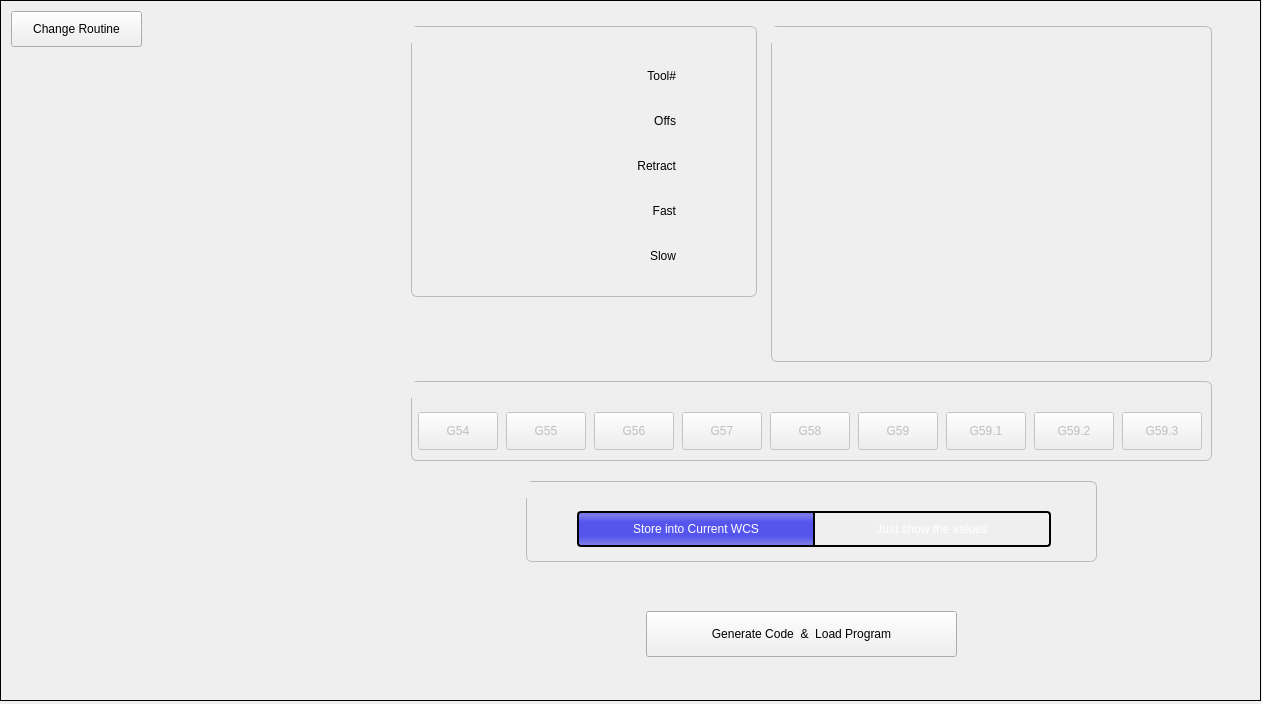
85vmh/mindovercncmill, file mindovercncmill/widgets/probe_wizard_widget.ui: the form before one commit.
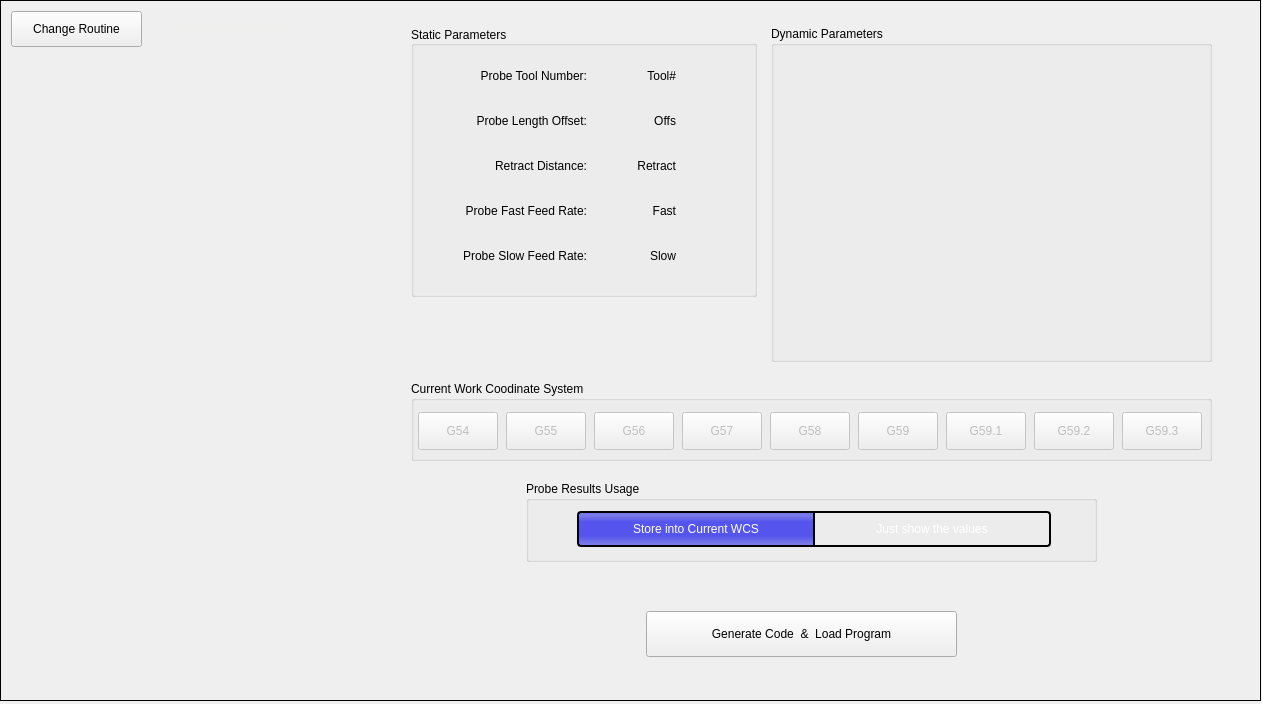
The form after the commit. The open tabs and pages were chosen to show the change. Icons and pictures are not drawn. Custom widgets are drawn as their Qt base class.

Commit message: after font changes

```diff
--- a/mindovercncmill/widgets/probe_wizard_widget.ui
+++ b/mindovercncmill/widgets/probe_wizard_widget.ui
@@ -764,16 +764,6 @@
        <height>271</height>
       </rect>
      </property>
-     <property name="styleSheet">
-      <string notr="true">QGroupBox{
-    color: rgb(238, 238, 236);
-	font: 14pt &quot;Bebas Kai&quot;;
-	border-style: solid;
-    border-color: rgb(186, 189, 182);
-    border-width: 1px;
-    border-radius: 6px;
-}</string>
-     </property>
      <property name="title">
       <string>Static Parameters</string>
      </property>
@@ -789,12 +779,6 @@
         <height>30</height>
        </rect>
       </property>
-      <property name="styleSheet">
-       <string notr="true">QLabel{
-    color: rgb(238, 238, 236);
-	font: 14pt &quot;Bebas Kai&quot;;
-}</string>
-      </property>
       <property name="text">
        <string>Probe Fast Feed Rate:</string>
       </property>
@@ -811,12 +795,6 @@
         <height>30</height>
        </rect>
       </property>
-      <property name="styleSheet">
-       <string notr="true">QLabel{
-    color: rgb(238, 238, 236);
-	font: 14pt &quot;Bebas Kai&quot;;
-}</string>
-      </property>
       <property name="text">
        <string>Probe Slow Feed Rate:</string>
       </property>
@@ -998,12 +976,6 @@
         <height>30</height>
        </rect>
       </property>
-      <property name="styleSheet">
-       <string notr="true">QLabel{
-    color: rgb(238, 238, 236);
-	font: 14pt &quot;Bebas Kai&quot;;
-}</string>
-      </property>
       <property name="text">
        <string>Probe Length Offset:</string>
       </property>
@@ -1020,12 +992,6 @@
         <height>30</height>
        </rect>
       </property>
-      <property name="styleSheet">
-       <string notr="true">QLabel{
-    color: rgb(238, 238, 236);
-	font: 14pt &quot;Bebas Kai&quot;;
-}</string>
-      </property>
       <property name="text">
        <string>Probe Tool Number:</string>
       </property>
@@ -1042,12 +1008,6 @@
         <height>30</height>
        </rect>
       </property>
-      <property name="styleSheet">
-       <string notr="true">QLabel{
-    color: rgb(238, 238, 236);
-	font: 14pt &quot;Bebas Kai&quot;;
-}</string>
-      </property>
       <property name="text">
        <string>Retract Distance:</string>
       </property>
@@ -1201,16 +1161,6 @@
        <height>336</height>
       </rect>
      </property>
-     <property name="styleSheet">
-      <string notr="true">QGroupBox{
-    color: rgb(238, 238, 236);
-	font: 14pt &quot;Bebas Kai&quot;;
-	border-style: solid;
-    border-color: rgb(186, 189, 182);
-    border-width: 1px;
-    border-radius: 6px;
-}</string>
-     </property>
      <property name="title">
       <string>Dynamic Parameters</string>
      </property>
@@ -1241,16 +1191,6 @@
        <height>80</height>
       </rect>
      </property>
-     <property name="styleSheet">
-      <string notr="true">QGroupBox{
-    color: rgb(238, 238, 236);
-	font: 14pt &quot;Bebas Kai&quot;;
-	border-style: solid;
-    border-color: rgb(186, 189, 182);
-    border-width: 1px;
-    border-radius: 6px;
-}</string>
-     </property>
      <property name="title">
       <string>Current Work Coodinate System</string>
      </property>
@@ -1654,16 +1594,6 @@
        <height>81</height>
       </rect>
      </property>
-     <property name="styleSheet">
-      <string notr="true">QGroupBox{
-    color: rgb(238, 238, 236);
-	font: 14pt &quot;Bebas Kai&quot;;
-	border-style: solid;
-    border-color: rgb(186, 189, 182);
-    border-width: 1px;
-    border-radius: 6px;
-}</string>
-     </property>
      <property name="title">
       <string>Probe Results Usage</string>
      </property>
```
Left out of the diff: 56 changed lines with no effect on the pictures. The commit also changes 12 other files.
